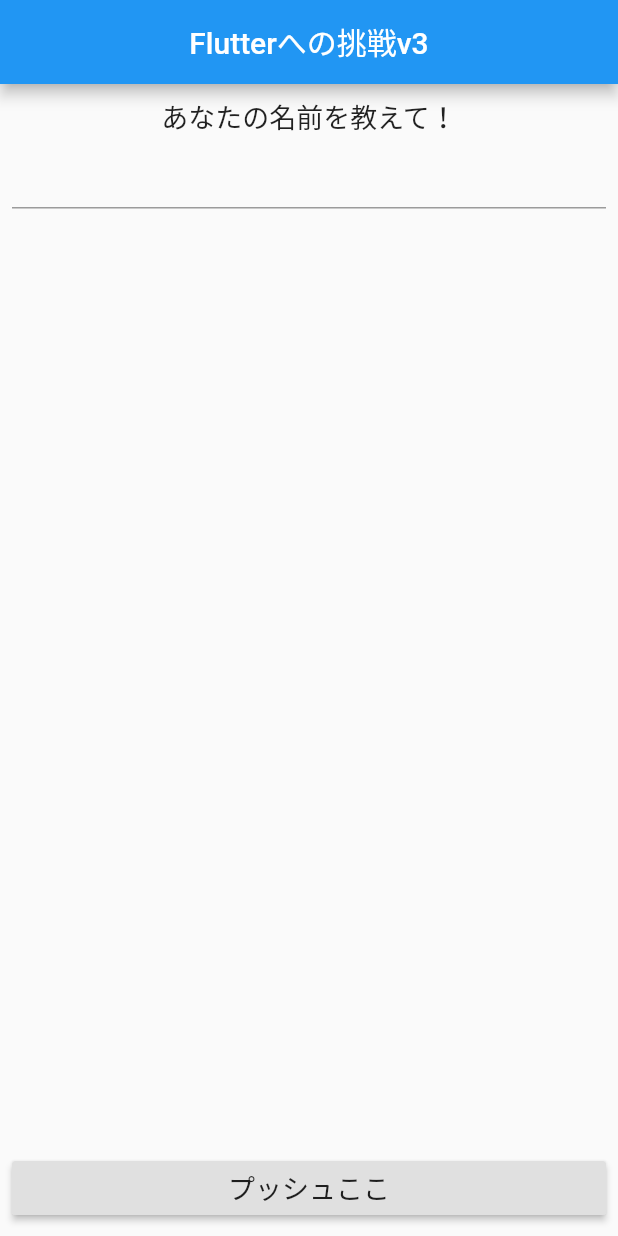
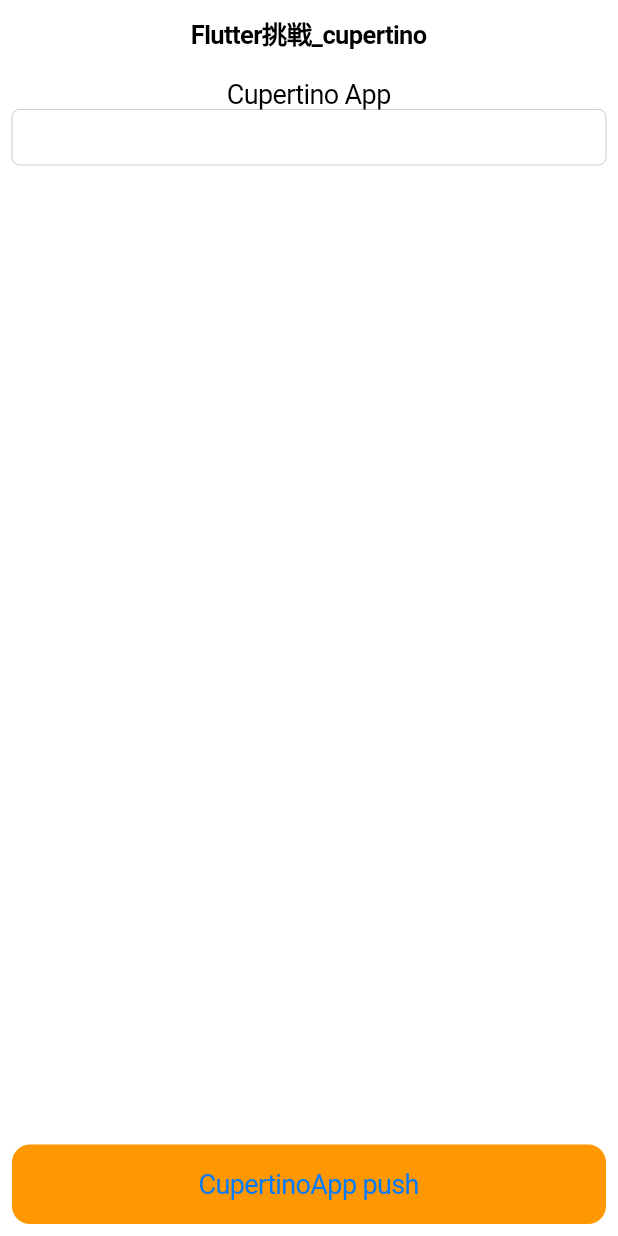
Before and after one commit to RYgithub1/my_first_app, a Flutter app: the screen it shows after launch, on a phone screen of 412 x 824 dp. Run offline on Flutter 3.47's test engine with Material 2 defaults, Android fonts, the phone set to English and light mode, and no system bars.

Commit message:
first_commit

```diff
--- a/lib/main.dart
+++ b/lib/main.dart
@@ -1,3 +1,4 @@
+import 'package:flutter/cupertino.dart';
 import 'package:flutter/material.dart';
 
 import 'screens/home_screen.dart';
@@ -12,16 +13,14 @@ void main() => runApp(MyApp());
 class MyApp extends StatelessWidget {
   @override
   // buildはMyAppの関数defみたいな。classの中にあるものをメソッド、外にあるvoid系を関数と言う
-  // widjetは戻り値の型。見た目を決めるパーツwidget（見た目に関わる全てはwidgetを使う）。
+  // widgetは戻り値の型。見た目を決めるパーツwidget（見た目に関わる全てはwidgetを使う）。
   // 全てのwidgetは状態持つ、持たないに分かれる
   // build(引数インプット値パラメータ)
   Widget build(BuildContext context) {
     // コンストラクタに引数いくつか指定。クラス（ただの設計図）。メソッドとプロパティ定義。F４吹っ飛ぶ！
-    return MaterialApp(
-      // returnの中身が戻り値としてアウトプットするもの
-      title: "Flutterゴーゴー！",
-      // homeはホーム画面
-      // 赤波線にoption*returnでimport推測
+    return CupertinoApp(
+      title: "CupertinoApp！",
+      debugShowCheckedModeBanner: false,
       home: HomeScreen(),
     );
   }
--- a/lib/screens/home_screen.dart
+++ b/lib/screens/home_screen.dart
@@ -1,7 +1,7 @@
 import 'dart:ui';
 
+import 'package:flutter/cupertino.dart';
 import "package:flutter/material.dart";
-
 // import 'package:flutter/material.dart':
 // ma略
 
@@ -12,26 +12,27 @@ class HomeScreen extends StatefulWidget {
 }
 
 class _HomeScreenState extends State<HomeScreen> {
-  // _でprivate、他のクラスからアクセス不可
-  String _textHeader = "あなたの名前を教えて！";
+  // _でprivate、他のクラスからアクセス不可。=は代入、等号でない。
+  String _textHeader = "Cupertino App";
   TextEditingController _textEditingController = TextEditingController();
+  Widget _imageWidget = Container();
 
   @override
   Widget build(BuildContext context) {
     // return Container();
     // f4チェック->選んで略をうちエンターして()して中身欲しい物
-    return Scaffold(
-      appBar: AppBar(
-        title: Text("Flutterへの挑戦v3"),
-        centerTitle: true,
+    return CupertinoPageScaffold(
+      navigationBar: CupertinoNavigationBar(
+        middle: Text("Flutter挑戦_cupertino"),
       ),
-      body: Container(
+      child: SafeArea(
+        child: Container(
           padding: EdgeInsets.all(8.0),
           // padding: EdgeInsets.only(top: 100.0, right: 0.0, bottom: 100.0, left: 150.0 ),
           child: Column(
             children: <Widget>[
               // Text(""),
-            // option*return ->centerにしたいので、text選択してコマンド
+              // option*return ->centerにしたいので、Wrap ->text選択してコマンド
               Center(
                 child: Text(
                   // "あなたの名前はーーーーsodaaー？",
@@ -39,24 +40,27 @@ class _HomeScreenState extends State<HomeScreen> {
                   style: TextStyle(fontSize: 18.0),
                 ),
               ),
-            TextField(
+              CupertinoTextField(
                 keyboardType: TextInputType.text,
                 style: TextStyle(fontSize: 20.0),
-              controller: null, // TODO: 入力した文字を管理スつTextCont
+                // controller: null, // TODO: 入力した文字を管理するに変数指定、TextCont
+                controller: _textEditingController,
               ),
               // image.assetにサイズ導入したいのでwidgetで囲みたくopt*ret
               // Expanded(child: Image.asset("assets/images/hello.png")),
-            Expanded(child: Container()),
+              // Expanded(child: Container()),
+              Expanded(child: _imageWidget),
               // f4して@requiredがあったら絶対記載しないといけな属性
               // opt*ret ->sizedBox挿入して、ボタンのサイズ変更へ
               SizedBox(
                 // 幅無限大＝親のサイズ
                 width: double.infinity,
-              child: RaisedButton(
+                child: CupertinoButton(
+                  color: Colors.orange,
                   // onPressed: null, // TODO:
                   onPressed: () => _onClick(),
                   child: Text(
-                  "プッシュここ",
+                    "CupertinoApp push",
                     style: TextStyle(fontSize: 18.0),
                   ),
                 ),
@@ -65,19 +69,30 @@ class _HomeScreenState extends State<HomeScreen> {
             // option*comm*shift*L ->コード成形
           ),
         ),
+      ),
     );
   }
 
   // voidの場合は書いても書かなくても良い
   void _onClick() {
+    // ボタン押して、状態が変化した事を反映するならsetState。setStateによりbuild()が動き画面が更新される
+    // 変更した変数をもった状態で、build()で書き直して画面全体を変える、のがflutter。statefulならsetState()
+    setState(() {
       // 文字
+      // ローカル変数はvar、複数クラスへグローバル変数ならString
       var inputText = _textEditingController.text;
-    _textHeader = "Hello. $inputTextさん";
+      _textHeader = "Hello.$inputTextさん";
 
       // 画像
+      _imageWidget = Image.asset("assets/images/hello.png");
+      // Image.network()だけでオンライン画像をもってこれちゃう
+      // _imageWidget = Image.network("https://pixabay.com/ja/photos/%E3%82%AB%E3%83%A1-%E6%B3%B3%E3%81%90-%E3%82%A6%E3%83%9F%E3%82%AC%E3%83%A1-863336/");
+    });
   }
 }
 
 // comm*s = ホットリロード
 // スキューモフィズム（GUIへ）→フラットデザイン（シンプル画面）→
 // →マテリアルデザイン（GUIかつシンプル）でわかりやすく。物理法則を導入して人間の脳への負担をなくしたいGoogle→MaterialAppに集約
+// 動かす前にやろう ①キャッシュ消す % flutter clean  ②shift*comm*opt*L リフォーマット
+// iOS)Flutter右クリ)Flutterでopen iOS module)xCode開いて実機選択してrun
```
Also changed, not shown: 2 other files. Lines whose indentation alone changed are shown as unchanged.
